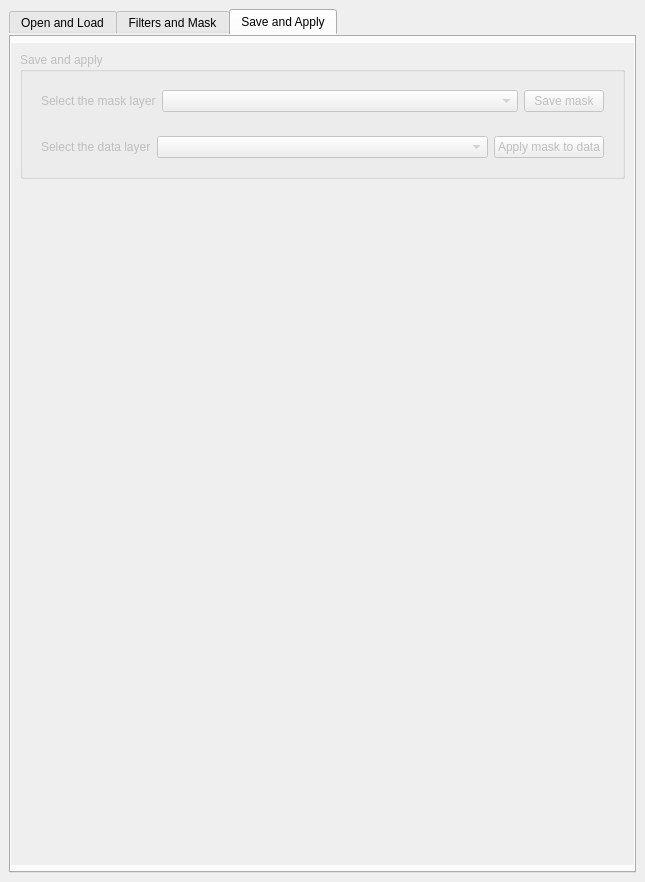
Before: the Qt Designer form ui/cloud_masking_dockwidget_base.ui in SMByC/CloudMasking, drawn with Qt 5.
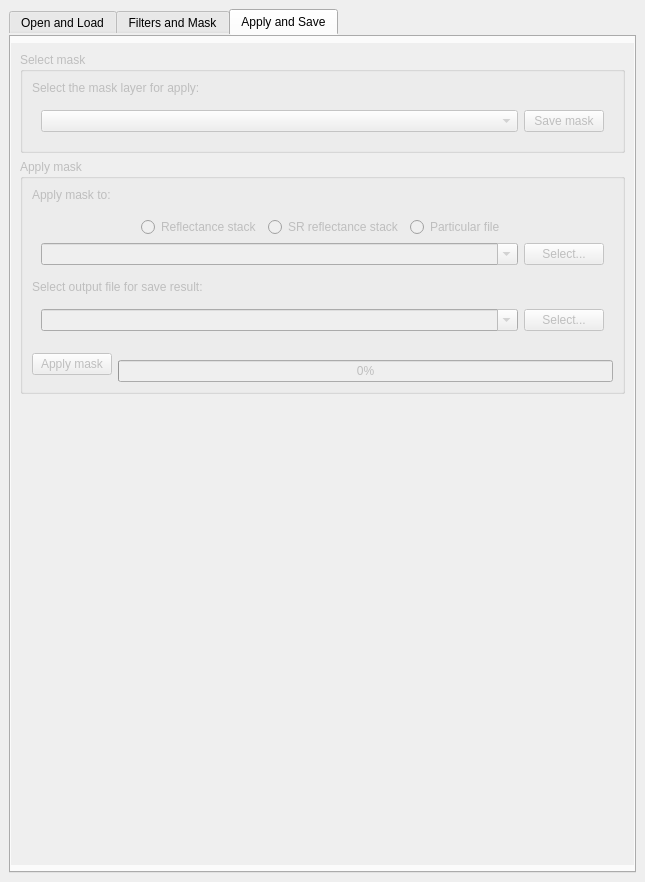
After: the same form once the commit is applied. The open tabs and pages were chosen to show the change. Custom widgets are drawn as their Qt base class.

Commit message: Created and adjust the tab Apply and Save

Patch:
```diff
--- a/ui/cloud_masking_dockwidget_base.ui
+++ b/ui/cloud_masking_dockwidget_base.ui
@@ -795,7 +795,7 @@
       </widget>
       <widget class="QWidget" name="tab_SA">
        <attribute name="title">
-        <string>Save and Apply</string>
+        <string>Apply and Save</string>
        </attribute>
        <layout class="QVBoxLayout" name="verticalLayout_10">
         <item>
@@ -825,7 +825,7 @@
                <bool>false</bool>
               </property>
               <property name="title">
-               <string>Save and apply</string>
+               <string>Select mask</string>
               </property>
               <property name="checkable">
                <bool>false</bool>
@@ -834,17 +834,17 @@
                <bool>false</bool>
               </property>
               <layout class="QVBoxLayout" name="verticalLayout_5">
+               <item>
+                <widget class="QLabel" name="label_4">
+                 <property name="text">
+                  <string>Select the mask layer for apply:</string>
+                 </property>
+                </widget>
+               </item>
                <item>
                 <widget class="QWidget" name="widget_SaveApply_01" native="true">
-                 <layout class="QHBoxLayout" name="horizontalLayout_3">
-                  <item>
-                   <widget class="QLabel" name="label_4">
-                    <property name="text">
-                     <string>Select the mask layer</string>
-                    </property>
-                   </widget>
-                  </item>
-                  <item>
+                 <layout class="QGridLayout" name="gridLayout_4">
+                  <item row="1" column="1">
                    <widget class="QComboBox" name="select_MaskLayer">
                     <property name="sizePolicy">
                      <sizepolicy hsizetype="Expanding" vsizetype="Fixed">
@@ -857,7 +857,7 @@
                     </property>
                    </widget>
                   </item>
-                  <item>
+                  <item row="1" column="2">
                    <widget class="QPushButton" name="button_SaveMask">
                     <property name="text">
                      <string>Save mask</string>
@@ -867,33 +867,221 @@
                  </layout>
                 </widget>
                </item>
+              </layout>
+             </widget>
+            </item>
+            <item>
+             <widget class="QGroupBox" name="groupBox_ApplyMask">
+              <property name="enabled">
+               <bool>false</bool>
+              </property>
+              <property name="title">
+               <string>Apply mask</string>
+              </property>
+              <layout class="QVBoxLayout" name="verticalLayout_14">
                <item>
-                <widget class="QWidget" name="widget_SaveApply_02" native="true">
+                <widget class="QLabel" name="label_5">
+                 <property name="text">
+                  <string>Apply mask to:</string>
+                 </property>
+                </widget>
+               </item>
+               <item>
+                <widget class="QWidget" name="widget_5" native="true">
+                 <layout class="QVBoxLayout" name="verticalLayout_16">
+                  <item>
+                   <widget class="QWidget" name="widget_6" native="true">
+                    <layout class="QHBoxLayout" name="horizontalLayout_3">
+                     <property name="margin">
+                      <number>0</number>
+                     </property>
+                     <item>
+                      <spacer name="horizontalSpacer">
+                       <property name="orientation">
+                        <enum>Qt::Horizontal</enum>
+                       </property>
+                       <property name="sizeHint" stdset="0">
+                        <size>
+                         <width>40</width>
+                         <height>20</height>
+                        </size>
+                       </property>
+                      </spacer>
+                     </item>
+                     <item>
+                      <widget class="QRadioButton" name="radioButton_ToRefStack">
+                       <property name="text">
+                        <string>Reflectance stack</string>
+                       </property>
+                      </widget>
+                     </item>
+                     <item>
+                      <widget class="QRadioButton" name="radioButton_ToSR_RefStack">
+                       <property name="text">
+                        <string>SR reflectance stack</string>
+                       </property>
+                      </widget>
+                     </item>
+                     <item>
+                      <widget class="QRadioButton" name="radioButton_ToParticularFile">
+                       <property name="text">
+                        <string>Particular file</string>
+                       </property>
+                       <property name="checkable">
+                        <bool>true</bool>
+                       </property>
+                      </widget>
+                     </item>
+                     <item>
+                      <spacer name="horizontalSpacer_4">
+                       <property name="orientation">
+                        <enum>Qt::Horizontal</enum>
+                       </property>
+                       <property name="sizeHint" stdset="0">
+                        <size>
+                         <width>40</width>
+                         <height>20</height>
+                        </size>
+                       </property>
+                      </spacer>
+                     </item>
+                    </layout>
+                   </widget>
+                  </item>
+                  <item>
+                   <widget class="QWidget" name="widget_ApplyToFile" native="true">
+                    <layout class="QHBoxLayout" name="horizontalLayout_7">
+                     <property name="margin">
+                      <number>0</number>
+                     </property>
+                     <item>
+                      <widget class="QComboBox" name="comboBox_2">
+                       <property name="sizePolicy">
+                        <sizepolicy hsizetype="Expanding" vsizetype="Fixed">
+                         <horstretch>0</horstretch>
+                         <verstretch>0</verstretch>
+                        </sizepolicy>
+                       </property>
+                       <property name="editable">
+                        <bool>true</bool>
+                       </property>
+                      </widget>
+                     </item>
+                     <item>
+                      <widget class="QPushButton" name="pushButton_2">
+                       <property name="text">
+                        <string>Select...</string>
+                       </property>
+                      </widget>
+                     </item>
+                    </layout>
+                   </widget>
+                  </item>
+                 </layout>
+                </widget>
+               </item>
+               <item>
+                <widget class="QLabel" name="label_13">
+                 <property name="text">
+                  <string>Select output file for save result:</string>
+                 </property>
+                </widget>
+               </item>
+               <item>
+                <widget class="QWidget" name="widget_3" native="true">
+                 <layout class="QGridLayout" name="gridLayout_5">
+                  <item row="1" column="1">
+                   <widget class="QWidget" name="widget_4" native="true">
+                    <layout class="QHBoxLayout" name="horizontalLayout_2">
+                     <property name="margin">
+                      <number>0</number>
+                     </property>
+                     <item>
+                      <widget class="QComboBox" name="comboBox">
+                       <property name="sizePolicy">
+                        <sizepolicy hsizetype="Expanding" vsizetype="Fixed">
+                         <horstretch>0</horstretch>
+                         <verstretch>0</verstretch>
+                        </sizepolicy>
+                       </property>
+                       <property name="editable">
+                        <bool>true</bool>
+                       </property>
+                      </widget>
+                     </item>
+                     <item>
+                      <widget class="QPushButton" name="pushButton">
+                       <property name="text">
+                        <string>Select...</string>
+                       </property>
+                      </widget>
+                     </item>
+                    </layout>
+                   </widget>
+                  </item>
+                 </layout>
+                </widget>
+               </item>
+               <item>
+                <widget class="QWidget" name="widget_7" native="true">
                  <layout class="QHBoxLayout" name="horizontalLayout_6">
-                  <item>
-                   <widget class="QLabel" name="label_5">
-                    <property name="text">
-                     <string>Select the data layer</string>
-                    </property>
-                   </widget>
-                  </item>
-                  <item>
-                   <widget class="QComboBox" name="select_Data">
-                    <property name="sizePolicy">
-                     <sizepolicy hsizetype="Expanding" vsizetype="Fixed">
-                      <horstretch>0</horstretch>
-                      <verstretch>0</verstretch>
-                     </sizepolicy>
-                    </property>
-                   </widget>
-                  </item>
+                  <property name="margin">
+                   <number>0</number>
+                  </property>
                   <item>
                    <widget class="QPushButton" name="button_ApplyMask">
                     <property name="text">
-                     <string>Apply mask to data</string>
+                     <string>Apply mask</string>
                     </property>
                    </widget>
                   </item>
+                  <item>
+                   <widget class="QWidget" name="widget_2" native="true">
+                    <layout class="QVBoxLayout" name="verticalLayout_15">
+                     <property name="spacing">
+                      <number>0</number>
+                     </property>
+                     <property name="margin">
+                      <number>0</number>
+                     </property>
+                     <item>
+                      <widget class="QLabel" name="label_ApplyMaskStatus">
+                       <property name="styleSheet">
+                        <string notr="true">font-size: 9pt;</string>
+                       </property>
+                       <property name="text">
+                        <string/>
+                       </property>
+                       <property name="alignment">
+                        <set>Qt::AlignBottom|Qt::AlignLeading|Qt::AlignLeft</set>
+                       </property>
+                      </widget>
+                     </item>
+                     <item>
+                      <widget class="QProgressBar" name="progressBar_ApplyMask">
+                       <property name="sizePolicy">
+                        <sizepolicy hsizetype="Expanding" vsizetype="Minimum">
+                         <horstretch>0</horstretch>
+                         <verstretch>0</verstretch>
+                        </sizepolicy>
+                       </property>
+                       <property name="styleSheet">
+                        <string notr="true">font-size: 9pt;</string>
+                       </property>
+                       <property name="value">
+                        <number>0</number>
+                       </property>
+                       <property name="alignment">
+                        <set>Qt::AlignLeading|Qt::AlignLeft|Qt::AlignTop</set>
+                       </property>
+                       <property name="invertedAppearance">
+                        <bool>false</bool>
+                       </property>
+                      </widget>
+                     </item>
+                    </layout>
+                   </widget>
+                  </item>
                  </layout>
                 </widget>
                </item>
```
Left out of the diff: 89 changed lines with no effect on the pictures. The commit also changes 1 other file.
